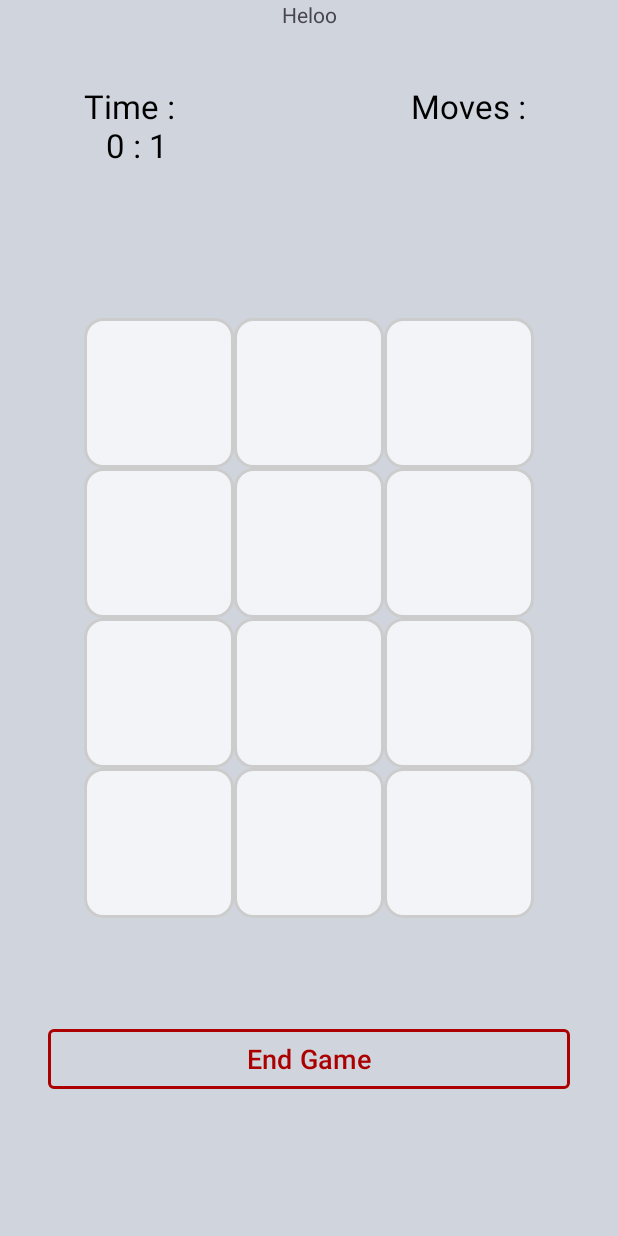
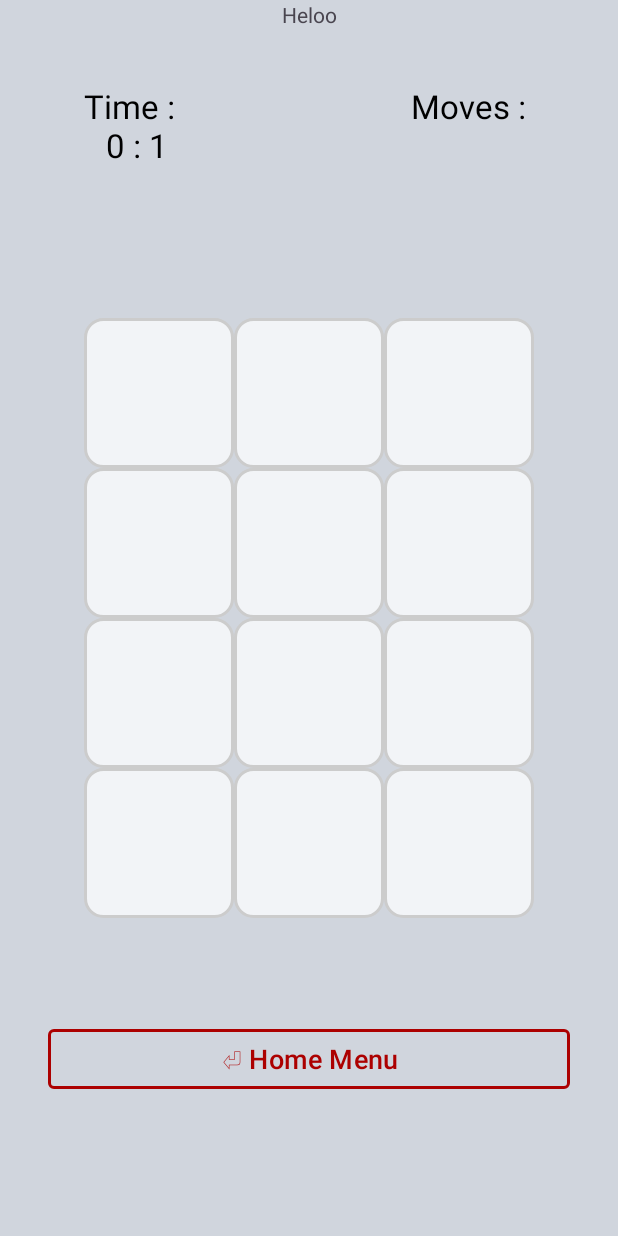
Before and after one commit to PatNoO/Memory-Madness, an Android app: the EasyFragment screen opened directly, with no data from a screen before it, on a phone screen of 412 x 824 dp. Run offline under Robolectric (Android 15) with nearby library versions, the phone set to English and light mode, and no system bars; Roboto replaces fonts that are not available here.

Commit message:
Changed name on button in easyfrag from end game to home menu

```diff
--- a/app/src/main/res/layout/fragment_easy.xml
+++ b/app/src/main/res/layout/fragment_easy.xml
@@ -259,7 +259,7 @@
         android:layout_marginBottom="8dp"
         android:backgroundTint="@color/backround_greyis"
         android:shadowColor="@color/primary_red"
-        android:text="End Game"
+        android:text="⏎ Home Menu"
         android:textColor="@color/primary_red"
         android:textSize="18sp"
         app:cornerRadius="4dp"
```
